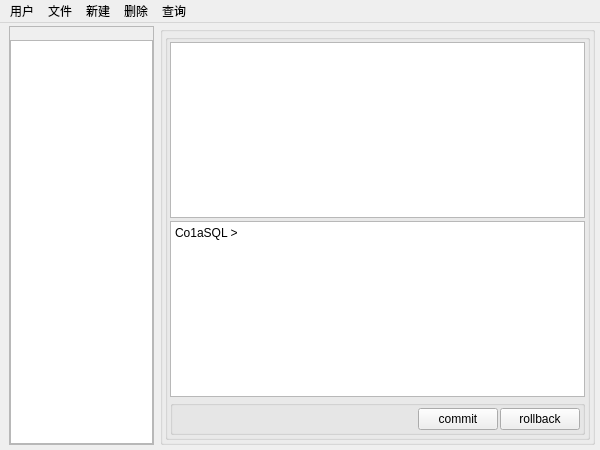
Old version of the form gui/ColaSqlGui/mainwindow.ui in the repository YXHXianYu/2023-BJTU-DBMS-Project.
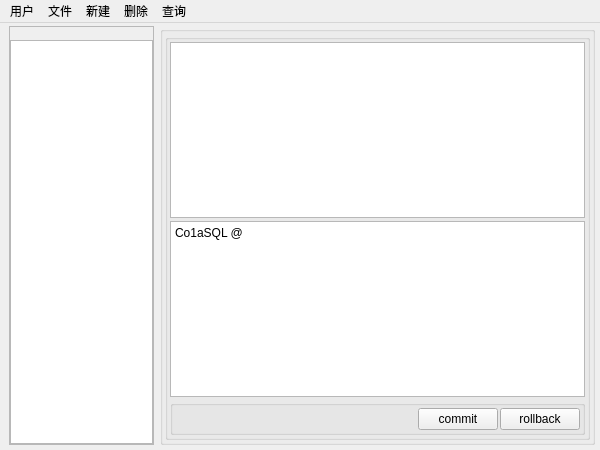
New version of the form.

Commit message: fix(gui): 完善了cmd的上下左右键约束

What changed in the file:
```diff
--- a/gui/ColaSqlGui/mainwindow.ui
+++ b/gui/ColaSqlGui/mainwindow.ui
@@ -146,7 +146,7 @@
 &lt;html&gt;&lt;head&gt;&lt;meta name=&quot;qrichtext&quot; content=&quot;1&quot; /&gt;&lt;style type=&quot;text/css&quot;&gt;
 p, li { white-space: pre-wrap; }
 &lt;/style&gt;&lt;/head&gt;&lt;body style=&quot; font-family:'SimSun'; font-size:9pt; font-weight:400; font-style:normal;&quot;&gt;
-&lt;p style=&quot; margin-top:0px; margin-bottom:0px; margin-left:0px; margin-right:0px; -qt-block-indent:0; text-indent:0px;&quot;&gt;Co1aSQL &amp;gt; &lt;/p&gt;&lt;/body&gt;&lt;/html&gt;</string>
+&lt;p style=&quot; margin-top:0px; margin-bottom:0px; margin-left:0px; margin-right:0px; -qt-block-indent:0; text-indent:0px;&quot;&gt;Co1aSQL @ &lt;/p&gt;&lt;/body&gt;&lt;/html&gt;</string>
             </property>
            </widget>
           </item>
```
Left out of the diff: 3 changed lines with no effect on the pictures. The commit also changes 2 other files.
